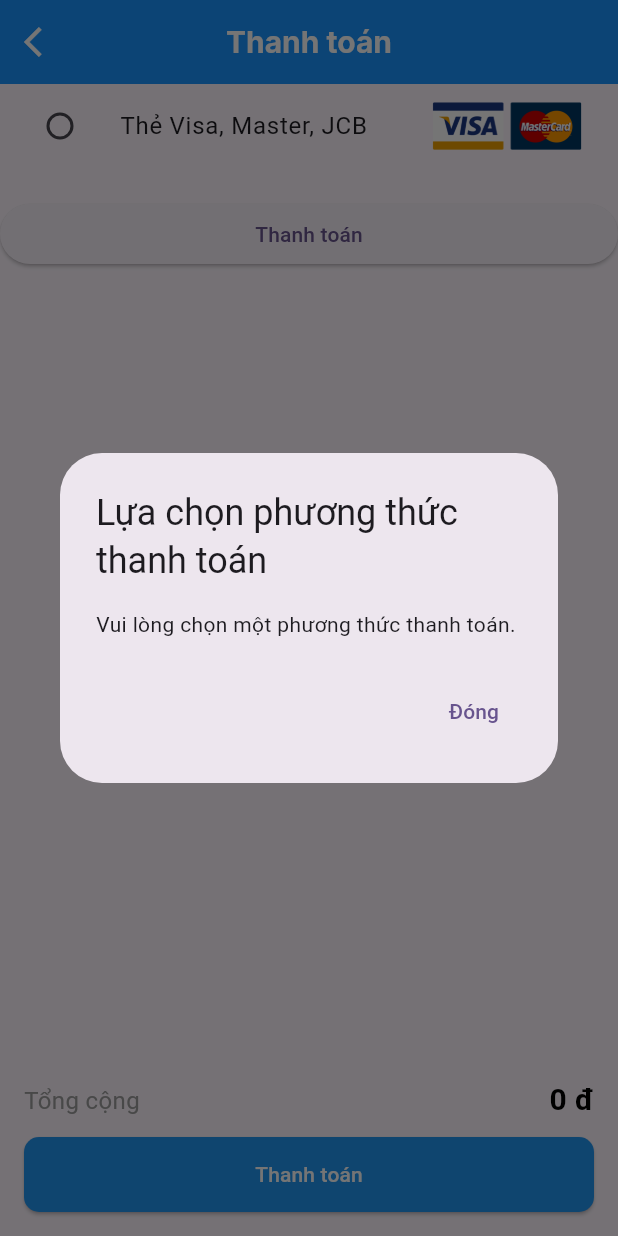
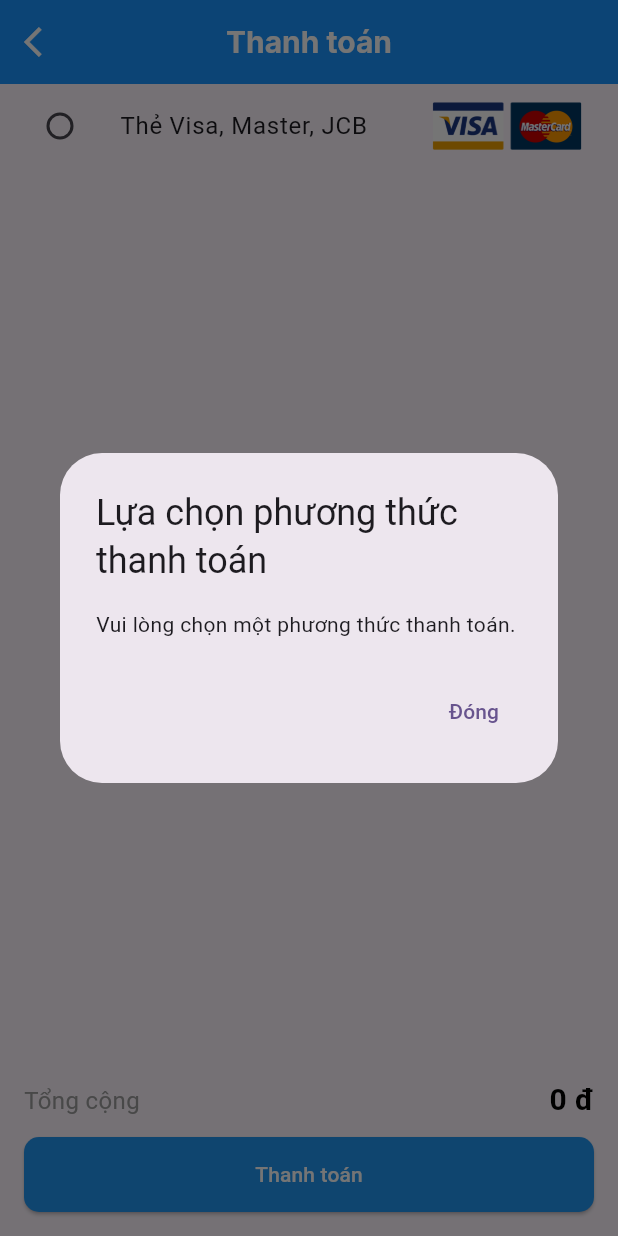
Before and after one commit to ThachSangW3G/FightBooking_Mobile_FE, a Flutter app: the PaymentScreen screen opened directly with empty values, after a tap on "Thanh toán", on a phone screen of 412 x 824 dp. Run offline on Flutter 3.47's test engine with Material 3 defaults, Android fonts, the phone set to English and light mode, and no system bars; our stand-ins replace barcode_widget, cached_network_image, flutter_svg, freezed_annotation, get, google_fonts and 7 more; missing offline and left inert: country_list_pick, dart:ffi, flutter_stripe; accounts and stored records are empty; network calls fail; project files that could hold a hidden picture were left out.

Commit message:
cập nhật fixbug

```diff
--- a/lib/screens/payments/payment_screen.dart
+++ b/lib/screens/payments/payment_screen.dart
@@ -2,9 +2,8 @@ import 'dart:convert';
 import 'package:flightbooking_mobile_fe/components/payments/new_card_option.dart';
 import 'package:flightbooking_mobile_fe/components/payments/payment_option.dart';
 import 'package:flightbooking_mobile_fe/components/payments/saved_card_item.dart';
-
+import 'package:flightbooking_mobile_fe/controllers/flight_controller.dart';
 import 'package:flightbooking_mobile_fe/controllers/user_controller.dart';
-
 import 'package:flutter/material.dart';
 import 'package:flutter_stripe/flutter_stripe.dart';
 import 'package:get/get.dart';
@@ -34,12 +33,8 @@ class _PaymentScreenState extends State<PaymentScreen> {
   String? selectedCard;
   bool isChecked = false;
   bool _isProcessing = false;
-
-
   final FlightController flightController = Get.put(FlightController());
-
   final UserController userController = Get.find<UserController>();
-
   final StripeService stripeService = StripeService(
       baseUrl: 'https://flightbookingbe-production.up.railway.app');
 
@@ -67,11 +62,10 @@ class _PaymentScreenState extends State<PaymentScreen> {
       await stripeService.chargeSavedCard(
           email, paymentMethodId, amount, bookingRequests);
       updateSeatStatus();
-      Get.off(() => const PaymentSuccessfulWidget());
     } catch (e) {
       print('Error during chargeSavedCard: $e');
       ScaffoldMessenger.of(context).showSnackBar(
-        const SnackBar(
+        SnackBar(
             content: Text('Failed to charge saved card. Please try again.')),
       );
     } finally {
@@ -119,8 +113,7 @@ class _PaymentScreenState extends State<PaymentScreen> {
     } catch (e) {
       print('Error during createCustomerAndSetupIntent: $e');
       ScaffoldMessenger.of(context).showSnackBar(
-        const SnackBar(
-            content: Text('Failed to set up the card. Please try again.')),
+        SnackBar(content: Text('Failed to set up the card. Please try again.')),
       );
     } finally {
       setState(() {
@@ -233,53 +226,7 @@ class _PaymentScreenState extends State<PaymentScreen> {
                       ? savedCardOptions()
                       : null,
                 ),
-
-                const SizedBox(height: 20),
-                ElevatedButton(
-                  onPressed: () async {
-                    if (selectedPaymentMethod != null &&
-                        selectedPaymentMethod!.isNotEmpty) {
-                      if (selectedPaymentMethod == 'Visa' &&
-                          (selectedCard != null ||
-                              selectedCard == 'new_card')) {
-                        if (selectedCard == 'new_card') {
-                          await createCustomerAndSetupIntent();
-                        } else {
-                          await chargeSavedCard(email, selectedCard!,
-                              10.0); // Thanh toán 10 đô la Mỹ
-                        }
-                      } else {
-                        flightController.departureFlight.value = null;
-                        flightController.returnFlight.value = null;
-                        Get.off(() => const PaymentSuccessfulWidget());
-                      }
-                    } else {
-                      showDialog(
-                        context: context,
-                        builder: (BuildContext context) {
-                          return AlertDialog(
-                            title:
-                                const Text('Lựa chọn phương thức thanh toán'),
-                            content: const Text(
-                                'Vui lòng chọn một phương thức thanh toán.'),
-                            actions: <Widget>[
-                              TextButton(
-                                onPressed: () {
-                                  Navigator.of(context).pop();
-                                },
-                                child: const Text('Đóng'),
-                              ),
-                            ],
-                          );
-                        },
-                      );
-                    }
-                  },
-                  child: const Text('Thanh toán'),
-                ),
-
                 SizedBox(height: 20),
-
               ],
             ),
           ),
@@ -324,6 +271,9 @@ class _PaymentScreenState extends State<PaymentScreen> {
                       await createCustomerAndSetupIntent();
                     } else {
                       await handlePayment();
+                      flightController.departureFlight.value = null;
+                      flightController.returnFlight.value = null;
+                      Get.off(() => const PaymentSuccessfulWidget());
                     }
                   } else {
                     // Handle other payment methods
@@ -389,21 +339,21 @@ class _PaymentScreenState extends State<PaymentScreen> {
                 context: context,
                 builder: (BuildContext context) {
                   return AlertDialog(
-                    title: const Text('Thêm thẻ mới'),
+                    title: Text('Thêm thẻ mới'),
                     content: newCardForm(),
                     actions: <Widget>[
                       TextButton(
                         onPressed: () {
                           Navigator.of(context).pop();
                         },
-                        child: const Text('Hủy'),
+                        child: Text('Hủy'),
                       ),
                       TextButton(
                         onPressed: () async {
                           await createCustomerAndSetupIntent();
                           Navigator.of(context).pop();
                         },
-                        child: const Text('Lưu'),
+                        child: Text('Lưu'),
                       ),
                     ],
                   );
@@ -413,8 +363,8 @@ class _PaymentScreenState extends State<PaymentScreen> {
           },
           onSave: createCustomerAndSetupIntent,
         ),
-        const Padding(
-          padding: EdgeInsets.all(8.0),
+        Padding(
+          padding: const EdgeInsets.all(8.0),
           child: Text(
             'Golobe không sử dụng thông tin thẻ của khách hàng cho mục đích nào khác',
             style: TextStyle(color: Colors.grey),
@@ -425,7 +375,7 @@ class _PaymentScreenState extends State<PaymentScreen> {
   }
 
   Widget newCardForm() {
-    return const Column(
+    return Column(
       mainAxisSize: MainAxisSize.min,
       children: [
         CardFormField(),
--- a/lib/screens/trip_summary/trip_summary_screen.dart
+++ b/lib/screens/trip_summary/trip_summary_screen.dart
@@ -205,9 +205,7 @@ class _TripSummaryScreenState extends State<TripSummaryScreen> {
                 },
               ),
 
-
-            if (flightController.departureFlight.value == null &&
-                flightController.returnFlight.value == null)
+            if (departureFlightData == null && returnFlightData == null)
               SizedBox(
                 width: MediaQuery.of(context).size.width,
                 height: 700,
```
